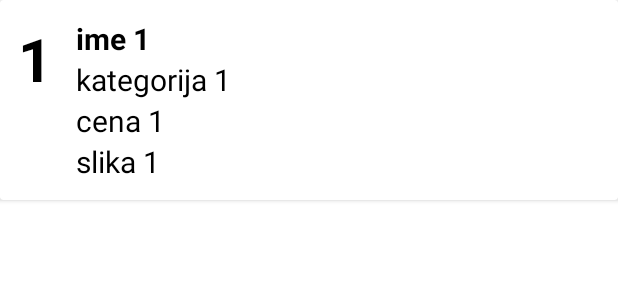
After one commit to Prezely/FajndItApp, an Android app: the layout my_row.xml on its own in the app's theme, with its tools: preview values and no code run, on a phone screen of 412 x 824 dp. The commit adds this screen. Shown: the top 300 px of the screen. Run offline under Robolectric (Android 15) with nearby library versions, the phone set to English and light mode, and no system bars.

Commit message:
databaza prikaz

```diff
--- a/app/src/main/java/si/uni_lj/fe/tnuv/fajndit2/AddActivity.java
+++ b/app/src/main/java/si/uni_lj/fe/tnuv/fajndit2/AddActivity.java
@@ -24,7 +24,7 @@ public class AddActivity extends AppCompatActivity {
 
         save_button.setOnClickListener(view -> {
             MyDatabseHelper myDB = new MyDatabseHelper(AddActivity.this);
-            myDB.dodajIzdelek("izpis", "a", 1, "a");
+            myDB.dodajIzdelek(ime_input.getText().toString().trim(), kategorija_input.getText().toString().trim(), Integer.valueOf(cena_input.getText().toString().trim()), slika_input.getText().toString().trim());
         });
 
     }
--- a/app/src/main/res/layout/activity_main.xml
+++ b/app/src/main/res/layout/activity_main.xml
@@ -21,6 +21,7 @@
 
     <androidx.recyclerview.widget.RecyclerView
         android:id="@+id/recycleView"
+        android:paddingTop="?attr/actionBarSize"
         android:layout_width="409dp"
         android:layout_height="729dp"
         app:layout_constraintBottom_toBottomOf="parent"
--- /dev/null
+++ b/app/src/main/res/layout/my_row.xml
@@ -0,0 +1,73 @@
+<?xml version="1.0" encoding="utf-8"?>
+<LinearLayout xmlns:android="http://schemas.android.com/apk/res/android"
+    xmlns:app="http://schemas.android.com/apk/res-auto"
+    xmlns:tools="http://schemas.android.com/tools"
+    android:layout_width="match_parent"
+    android:layout_height="wrap_content"
+    android:orientation="vertical">
+
+    <androidx.cardview.widget.CardView
+        android:layout_width="match_parent"
+        android:layout_height="wrap_content"
+        android:layout_marginBottom="12dp">
+
+        <androidx.constraintlayout.widget.ConstraintLayout
+            android:layout_width="match_parent"
+            android:layout_height="wrap_content"
+            android:padding="12dp">
+
+            <TextView
+                android:id="@+id/izdelek_id_txt"
+                android:layout_width="wrap_content"
+                android:layout_height="wrap_content"
+                android:text="1"
+                android:textColor="@color/black"
+                android:textSize="40dp"
+                android:textStyle="bold"
+                app:layout_constraintStart_toStartOf="parent"
+                app:layout_constraintTop_toTopOf="parent" />
+
+            <TextView
+                android:id="@+id/izdelek_ime_txt"
+                android:layout_width="wrap_content"
+                android:layout_height="wrap_content"
+                android:layout_marginStart="16dp"
+                android:text="ime 1"
+                android:textColor="@color/black"
+                android:textSize="20dp"
+                android:textStyle="bold"
+                app:layout_constraintStart_toEndOf="@+id/izdelek_id_txt"
+                app:layout_constraintTop_toTopOf="@+id/izdelek_id_txt" />
+
+            <TextView
+                android:id="@+id/izdelek_kategorija_txt"
+                android:layout_width="wrap_content"
+                android:layout_height="wrap_content"
+                android:text="kategorija 1"
+                android:textColor="@color/black"
+                android:textSize="20dp"
+                app:layout_constraintStart_toStartOf="@+id/izdelek_ime_txt"
+                app:layout_constraintTop_toBottomOf="@+id/izdelek_ime_txt" />
+
+            <TextView
+                android:id="@+id/izdelek_cena_txt"
+                android:layout_width="wrap_content"
+                android:layout_height="wrap_content"
+                android:text="cena 1"
+                android:textColor="@color/black"
+                android:textSize="20dp"
+                app:layout_constraintStart_toStartOf="@+id/izdelek_kategorija_txt"
+                app:layout_constraintTop_toBottomOf="@+id/izdelek_kategorija_txt" />
+
+            <TextView
+                android:id="@+id/izdelek_slika_txt"
+                android:layout_width="wrap_content"
+                android:layout_height="wrap_content"
+                android:text="slika 1"
+                android:textColor="@color/black"
+                android:textSize="20dp"
+                app:layout_constraintStart_toStartOf="@+id/izdelek_cena_txt"
+                app:layout_constraintTop_toBottomOf="@+id/izdelek_cena_txt" />
+        </androidx.constraintlayout.widget.ConstraintLayout>
+    </androidx.cardview.widget.CardView>
+</LinearLayout>
```
Also changed, not shown: app/src/main/java/si/uni_lj/fe/tnuv/fajndit2/CustomAdapter.java (added, +70 -0 lines), app/src/main/java/si/uni_lj/fe/tnuv/fajndit2/MainActivity.java (+40 -0 lines), app/src/main/java/si/uni_lj/fe/tnuv/fajndit2/MyDatabseHelper.java (+10 -0 lines), 2 other files.
